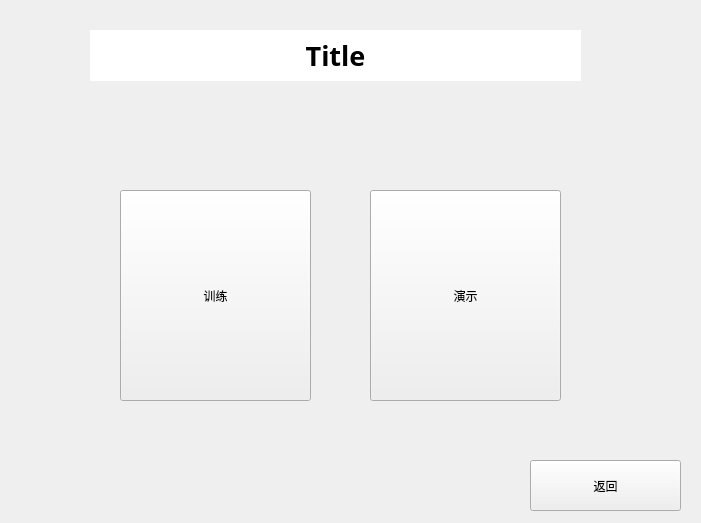
Before: the Qt Designer form 场景面板.ui in zwtistudy/autonomous_search_sim2real_migration_demonstration_system, drawn with Qt 5.
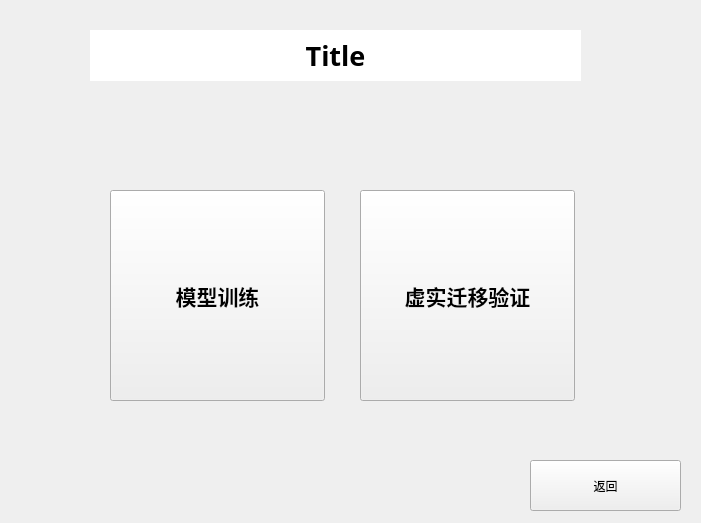
After: the same form once the commit is applied.

```diff
--- a/场景面板.ui
+++ b/场景面板.ui
@@ -43,27 +43,41 @@
   <widget class="QPushButton" name="pushButton">
    <property name="geometry">
     <rect>
-     <x>120</x>
+     <x>110</x>
      <y>190</y>
-     <width>191</width>
+     <width>215</width>
      <height>211</height>
     </rect>
    </property>
+   <property name="font">
+    <font>
+     <pointsize>16</pointsize>
+     <weight>75</weight>
+     <bold>true</bold>
+    </font>
+   </property>
    <property name="text">
-    <string>训练</string>
+    <string>模型训练</string>
    </property>
   </widget>
   <widget class="QPushButton" name="pushButton_2">
    <property name="geometry">
     <rect>
-     <x>370</x>
+     <x>360</x>
      <y>190</y>
-     <width>191</width>
+     <width>215</width>
      <height>211</height>
     </rect>
    </property>
+   <property name="font">
+    <font>
+     <pointsize>16</pointsize>
+     <weight>75</weight>
+     <bold>true</bold>
+    </font>
+   </property>
    <property name="text">
-    <string>演示</string>
+    <string>虚实迁移验证</string>
    </property>
   </widget>
   <widget class="QPushButton" name="pushButton_3">
```
